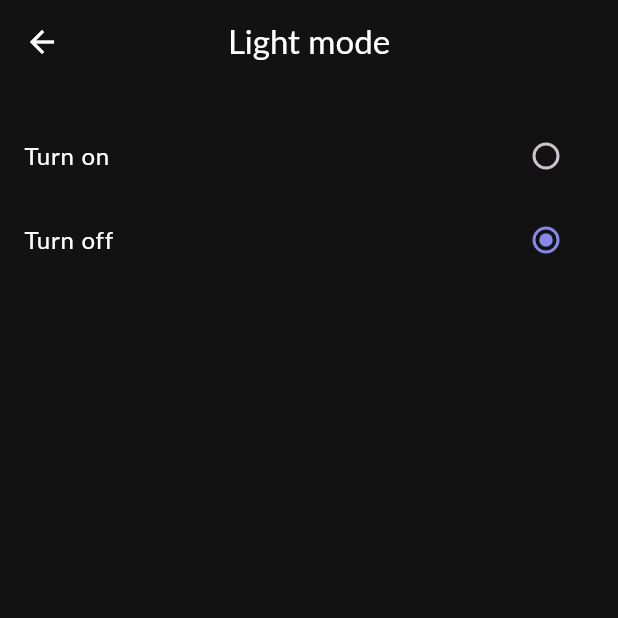
After one commit to vinhdevz/note_app, a Flutter app: the SettingScreen screen opened by its route, after a tap on "Change light mode", on a phone screen of 412 x 824 dp, the top half of it. The commit adds this screen. Run offline on Flutter 3.47's test engine with Material 3 defaults, Android fonts, the phone set to English and light mode, and no system bars; our stand-ins replace easy_localization, flutter_svg, image_picker, sqflite, table_calendar; accounts and stored records are empty; Roboto replaces fonts that are missing (Lato).

```diff
--- a/assets/langs/en.json
+++ b/assets/langs/en.json
@@ -76,5 +76,6 @@
   "support_us_desc":"You can support our development by rating, donating or sharing the app.",
   "rate_us":"Rate Us",
   "donate":"Donate",
-  "share_app":"Share App"
+  "share_app":"Share App",
+  "Delete" : "Delete"
 }
--- a/assets/langs/vi.json
+++ b/assets/langs/vi.json
@@ -77,5 +77,6 @@
   "support_us_desc":"Bạn có thể ủng hộ bằng cách đánh giá, quyên góp hoặc chia sẻ ứng dụng.",
   "rate_us":"Đánh giá",
   "donate":"Ủng hộ",
-  "share_app":"Chia sẻ ứng dụng"
+  "share_app":"Chia sẻ ứng dụng",
+  "Delete" : "Xoá"
 }
--- a/lib/home/language_setting_screen.dart
+++ b/lib/home/language_setting_screen.dart
@@ -15,6 +15,7 @@ class LanguageSettingScreen extends StatelessWidget {
     return Scaffold(
       backgroundColor: tdBgColor,
       appBar: AppBar(
+         centerTitle: true,
         title: Text('Change app language'.tr()),
         backgroundColor: tdBgColor,
         foregroundColor: tdWhite,
--- /dev/null
+++ b/lib/home/light_mode_screen.dart
@@ -0,0 +1,66 @@
+import 'package:flutter/material.dart';
+import 'package:flutter_todo_app/constants/color.dart';
+
+enum AppThemeMode { light, dark }
+
+class LightModeSettingScreen extends StatefulWidget {
+  const LightModeSettingScreen({super.key});
+
+  @override
+  State<LightModeSettingScreen> createState() => _LightModeSettingScreenState();
+}
+
+class _LightModeSettingScreenState extends State<LightModeSettingScreen> {
+  AppThemeMode _selectedMode = AppThemeMode.dark;
+
+  @override
+  Widget build(BuildContext context) {
+    return Scaffold(
+      backgroundColor: tdBgColor,
+      appBar: AppBar(
+        backgroundColor: tdBgColor,
+        elevation: 0,
+        centerTitle: true,
+        title: const Text(
+          'Light mode',
+          style: TextStyle(color: tdWhite),
+        ),
+        iconTheme: const IconThemeData(color: tdWhite),
+      ),
+      body: SafeArea(
+        child: Column(
+          children: [
+            const SizedBox(height: 20),
+            _buildOptionTile(AppThemeMode.light, 'Turn on'),
+            _buildOptionTile(AppThemeMode.dark, 'Turn off'),
+          ],
+        ),
+      ),
+    );
+  }
+
+  Widget _buildOptionTile(AppThemeMode value, String label) {
+    return ListTile(
+      title: Text(
+        label,
+        style: const TextStyle(color: tdWhite),
+      ),
+      trailing: Radio<AppThemeMode>(
+        value: value,
+        groupValue: _selectedMode,
+        activeColor: tdPurple,
+        onChanged: (val) {
+          setState(() {
+            _selectedMode = val!;
+            // TODO: xử lý khi chuyển theme
+          });
+        },
+      ),
+      onTap: () {
+        setState(() {
+          _selectedMode = value;
+        });
+      },
+    );
+  }
+}
--- a/lib/home/setting_screen.dart
+++ b/lib/home/setting_screen.dart
@@ -3,6 +3,7 @@ import 'package:flutter_svg/flutter_svg.dart';
 import 'package:flutter_todo_app/constants/color.dart';
 import 'package:flutter_todo_app/home/language_setting_screen.dart';
 import 'package:easy_localization/easy_localization.dart';
+import 'package:flutter_todo_app/home/light_mode_screen.dart';
 
 class SettingScreen extends StatefulWidget {
   const SettingScreen({super.key});
@@ -53,6 +54,17 @@ class _SettingScreenState extends State<SettingScreen> {
               'Change app typography'.tr(),
               'assets/icons/text.svg',
               onTap: () {},
+            ),_buildSettingOptions(
+              context,
+              'Change light mode'.tr(),
+              'assets/icons/sun-svgrepo-com.svg',
+               onTap: () async {
+                await Navigator.push(
+                  context,
+                  MaterialPageRoute(builder: (_) => const LightModeSettingScreen()),
+                );
+                setState(() {});
+              },
             ),
             _buildSettingOptions(
               context,
@@ -79,9 +91,19 @@ class _SettingScreenState extends State<SettingScreen> {
     );
   }
 
-  Widget _buildSettingOptions(BuildContext context, String title, String icon, {VoidCallback? onTap}) {
+  Widget _buildSettingOptions(
+  BuildContext context,
+  String title,
+  String iconPath, {
+  VoidCallback? onTap,
+}) {
   return ListTile(
-      leading: SvgPicture.asset(icon, width: 24, height: 24),
+    leading: SvgPicture.asset(
+      iconPath,
+      width: 24,
+      height: 24,
+      colorFilter: const ColorFilter.mode(tdWhite, BlendMode.srcIn),
+    ),
     title: Text(
       title,
       style: const TextStyle(
--- a/lib/home/widgets/add_task_screen.dart
+++ b/lib/home/widgets/add_task_screen.dart
@@ -61,7 +61,7 @@ class _AddTaskBottomSheetState extends State<AddTaskBottomSheet> {
     final title = _titleController.text.trim();
     if (title.isEmpty || _selectedDateTime == null) {
       ScaffoldMessenger.of(context).showSnackBar(
-        SnackBar(content: Text('PleaseCompleteTitleAndTime'.tr())),
+        SnackBar(content: Text('Please Complete Title And Time'.tr())),
       );
       return;
     }
--- a/lib/home/widgets/index_page.dart
+++ b/lib/home/widgets/index_page.dart
@@ -3,7 +3,6 @@ import 'package:easy_localization/easy_localization.dart';
 import 'package:flutter/material.dart';
 import 'package:flutter_svg/flutter_svg.dart';
 import 'package:flutter_todo_app/constants/color.dart';
-import 'package:flutter_todo_app/home/widgets/create_category_screen.dart';
 import 'package:flutter_todo_app/models/task_model.dart';
 import 'package:flutter_todo_app/home/widgets/task_card.dart';
 import 'package:flutter_todo_app/database/task_database.dart';
```
Also changed, not shown: lib/home/widgets/task_card.dart (+22 -1 lines), lib/home/widgets/task_detail_dialog.dart (added, +241 -0 lines), lib/models/task_model.dart (+6 -6 lines), assets/icons/sun-svgrepo-com.svg (added). Lines whose indentation alone changed are shown as unchanged.
